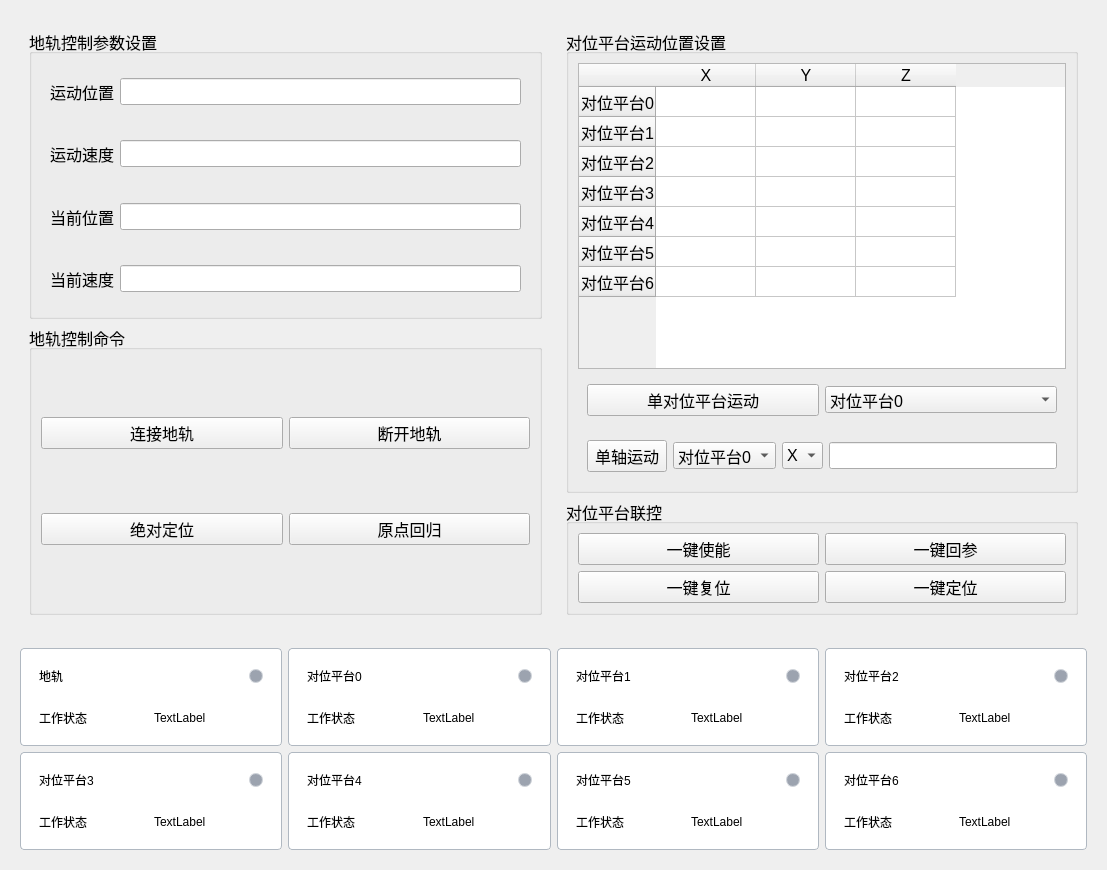
The window that src/motion/motion_widget.ui (VN-BVB/CISCamera_DALSA) describes before a commit, drawn with Qt 5.
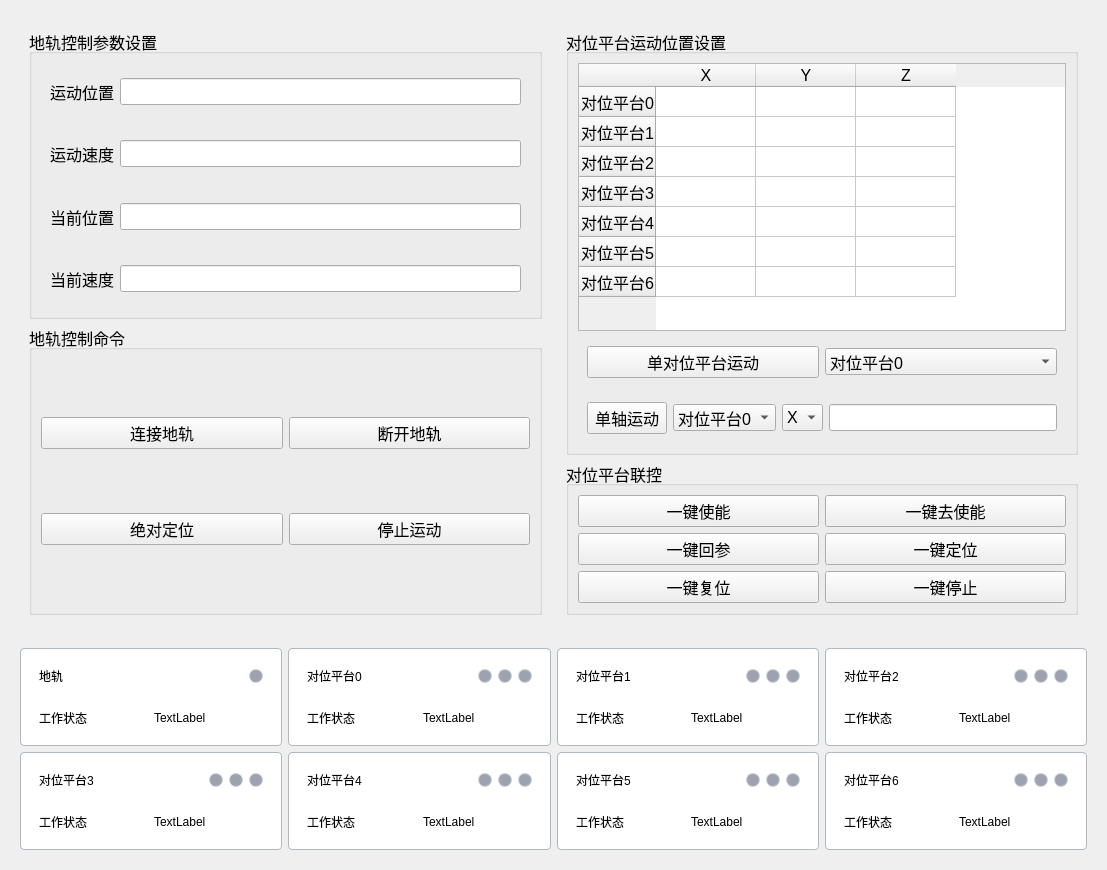
The same window after the commit.

The edit to the form file:
```diff
--- a/src/motion/motion_widget.ui
+++ b/src/motion/motion_widget.ui
@@ -26,7 +26,19 @@
        <widget class="QWidget" name="widget_rail" native="true">
         <layout class="QVBoxLayout" name="verticalLayout_4">
          <item>
-          <widget class="QGroupBox" name="groupBox">
+           <widget class="QGroupBox" name="groupBox">
+            <property name="sizePolicy">
+             <sizepolicy hsizetype="Preferred" vsizetype="Preferred">
+              <horstretch>0</horstretch>
+              <verstretch>0</verstretch>
+             </sizepolicy>
+            </property>
+            <property name="minimumSize">
+             <size>
+              <width>0</width>
+              <height>150</height>
+             </size>
+            </property>
            <property name="title">
             <string>地轨控制参数设置</string>
            </property>
@@ -126,9 +138,9 @@
              </widget>
             </item>
             <item row="1" column="1">
-             <widget class="QPushButton" name="rail_btn_home">
+             <widget class="QPushButton" name="rail_btn_stop">
               <property name="text">
-               <string>原点回归</string>
+               <string>停止运动</string>
               </property>
              </widget>
             </item>
@@ -342,6 +354,13 @@
             <string>对位平台联控</string>
            </property>
            <layout class="QGridLayout" name="gridLayout_2">
+            <item row="2" column="0">
+             <widget class="QPushButton" name="plt_btn_resetAll">
+              <property name="text">
+               <string>一键复位</string>
+              </property>
+             </widget>
+            </item>
             <item row="0" column="0">
              <widget class="QPushButton" name="plt_btn_enableAll">
               <property name="text">
@@ -349,17 +368,17 @@
               </property>
              </widget>
             </item>
-            <item row="0" column="1">
+            <item row="1" column="0">
              <widget class="QPushButton" name="plt_btn_homeAll">
               <property name="text">
                <string>一键回参</string>
               </property>
              </widget>
             </item>
-            <item row="1" column="0">
-             <widget class="QPushButton" name="plt_btn_resetAll">
+            <item row="0" column="1">
+             <widget class="QPushButton" name="plt_btn_disenableAll">
               <property name="text">
-               <string>一键复位</string>
+               <string>一键去使能</string>
               </property>
              </widget>
             </item>
@@ -370,6 +389,13 @@
               </property>
              </widget>
             </item>
+            <item row="2" column="1">
+             <widget class="QPushButton" name="plt_btn_stopAll">
+              <property name="text">
+               <string>一键停止</string>
+              </property>
+             </widget>
+            </item>
            </layout>
           </widget>
          </item>
@@ -478,7 +504,7 @@
         <layout class="QVBoxLayout" name="verticalLayout_8">
          <item>
           <widget class="QWidget" name="widget_13" native="true">
-           <layout class="QHBoxLayout" name="horizontalLayout_12">
+           <layout class="QHBoxLayout" name="horizontalLayout_9">
             <item>
              <widget class="QLabel" name="label_13">
               <property name="text">
@@ -487,7 +513,55 @@
              </widget>
             </item>
             <item>
-             <widget class="QLabel" name="plt0_label_status">
+             <widget class="QLabel" name="plt0_label_Xstatus">
+              <property name="minimumSize">
+               <size>
+                <width>14</width>
+                <height>14</height>
+               </size>
+              </property>
+              <property name="maximumSize">
+               <size>
+                <width>14</width>
+                <height>14</height>
+               </size>
+              </property>
+              <property name="styleSheet">
+               <string notr="true">    background-color: #9ca3af;   /* 默认灰色 */
+    border-radius: 7px;          /* 宽高的一半 = 正圆 */
+    border: 1px solid #d1d5db;</string>
+              </property>
+              <property name="text">
+               <string/>
+              </property>
+             </widget>
+            </item>
+            <item>
+             <widget class="QLabel" name="plt0_label_Ystatus">
+              <property name="minimumSize">
+               <size>
+                <width>14</width>
+                <height>14</height>
+               </size>
+              </property>
+              <property name="maximumSize">
+               <size>
+                <width>14</width>
+                <height>14</height>
+               </size>
+              </property>
+              <property name="styleSheet">
+               <string notr="true">    background-color: #9ca3af;   /* 默认灰色 */
+    border-radius: 7px;          /* 宽高的一半 = 正圆 */
+    border: 1px solid #d1d5db;</string>
+              </property>
+              <property name="text">
+               <string/>
+              </property>
+             </widget>
+            </item>
+            <item>
+             <widget class="QLabel" name="plt0_label_Zstatus">
               <property name="minimumSize">
                <size>
                 <width>14</width>
@@ -555,7 +629,7 @@
         <layout class="QVBoxLayout" name="verticalLayout_9">
          <item>
           <widget class="QWidget" name="widget_17" native="true">
-           <layout class="QHBoxLayout" name="horizontalLayout_16">
+           <layout class="QHBoxLayout" name="horizontalLayout_10">
             <item>
              <widget class="QLabel" name="label_21">
               <property name="text">
@@ -564,7 +638,55 @@
              </widget>
             </item>
             <item>
-             <widget class="QLabel" name="plt1_label_status">
+             <widget class="QLabel" name="plt1_label_Xstatus">
+              <property name="minimumSize">
+               <size>
+                <width>14</width>
+                <height>14</height>
+               </size>
+              </property>
+              <property name="maximumSize">
+               <size>
+                <width>14</width>
+                <height>14</height>
+               </size>
+              </property>
+              <property name="styleSheet">
+               <string notr="true">    background-color: #9ca3af;   /* 默认灰色 */
+    border-radius: 7px;          /* 宽高的一半 = 正圆 */
+    border: 1px solid #d1d5db;</string>
+              </property>
+              <property name="text">
+               <string/>
+              </property>
+             </widget>
+            </item>
+            <item>
+             <widget class="QLabel" name="plt1_label_Ystatus">
+              <property name="minimumSize">
+               <size>
+                <width>14</width>
+                <height>14</height>
+               </size>
+              </property>
+              <property name="maximumSize">
+               <size>
+                <width>14</width>
+                <height>14</height>
+               </size>
+              </property>
+              <property name="styleSheet">
+               <string notr="true">    background-color: #9ca3af;   /* 默认灰色 */
+    border-radius: 7px;          /* 宽高的一半 = 正圆 */
+    border: 1px solid #d1d5db;</string>
+              </property>
+              <property name="text">
+               <string/>
+              </property>
+             </widget>
+            </item>
+            <item>
+             <widget class="QLabel" name="plt1_label_Zstatus">
               <property name="minimumSize">
                <size>
                 <width>14</width>
@@ -632,7 +754,7 @@
         <layout class="QVBoxLayout" name="verticalLayout_10">
          <item>
           <widget class="QWidget" name="widget_21" native="true">
-           <layout class="QHBoxLayout" name="horizontalLayout_20">
+           <layout class="QHBoxLayout" name="horizontalLayout_12">
             <item>
              <widget class="QLabel" name="label_29">
               <property name="text">
@@ -641,7 +763,55 @@
              </widget>
             </item>
             <item>
-             <widget class="QLabel" name="plt2_label_status">
+             <widget class="QLabel" name="plt2_label_Xstatus">
+              <property name="minimumSize">
+               <size>
+                <width>14</width>
+                <height>14</height>
+               </size>
+              </property>
+              <property name="maximumSize">
+               <size>
+                <width>14</width>
+                <height>14</height>
+               </size>
+              </property>
+              <property name="styleSheet">
+               <string notr="true">    background-color: #9ca3af;   /* 默认灰色 */
+    border-radius: 7px;          /* 宽高的一半 = 正圆 */
+    border: 1px solid #d1d5db;</string>
+              </property>
+              <property name="text">
+               <string/>
+              </property>
+             </widget>
+            </item>
+            <item>
+             <widget class="QLabel" name="plt2_label_Ystatus">
+              <property name="minimumSize">
+               <size>
+                <width>14</width>
+                <height>14</height>
+               </size>
+              </property>
+              <property name="maximumSize">
+               <size>
+                <width>14</width>
+                <height>14</height>
+               </size>
+              </property>
+              <property name="styleSheet">
+               <string notr="true">    background-color: #9ca3af;   /* 默认灰色 */
+    border-radius: 7px;          /* 宽高的一半 = 正圆 */
+    border: 1px solid #d1d5db;</string>
+              </property>
+              <property name="text">
+               <string/>
+              </property>
+             </widget>
+            </item>
+            <item>
+             <widget class="QLabel" name="plt2_label_Zstatus">
               <property name="minimumSize">
                <size>
                 <width>14</width>
@@ -709,7 +879,7 @@
         <layout class="QVBoxLayout" name="verticalLayout_11">
          <item>
           <widget class="QWidget" name="widget_25" native="true">
-           <layout class="QHBoxLayout" name="horizontalLayout_24">
+           <layout class="QHBoxLayout" name="horizontalLayout_13">
             <item>
              <widget class="QLabel" name="label_37">
               <property name="text">
@@ -718,7 +888,55 @@
              </widget>
             </item>
             <item>
-             <widget class="QLabel" name="plt3_label_status">
+             <widget class="QLabel" name="plt3_label_Xstatus">
+              <property name="minimumSize">
+               <size>
+                <width>14</width>
+                <height>14</height>
+               </size>
+              </property>
+              <property name="maximumSize">
+               <size>
+                <width>14</width>
+                <height>14</height>
+               </size>
+              </property>
+              <property name="styleSheet">
+               <string notr="true">    background-color: #9ca3af;   /* 默认灰色 */
+    border-radius: 7px;          /* 宽高的一半 = 正圆 */
+    border: 1px solid #d1d5db;</string>
+              </property>
+              <property name="text">
+               <string/>
+              </property>
+             </widget>
+            </item>
+            <item>
+             <widget class="QLabel" name="plt3_label_Ystatus">
+              <property name="minimumSize">
+               <size>
+                <width>14</width>
+                <height>14</height>
+               </size>
+              </property>
+              <property name="maximumSize">
+               <size>
+                <width>14</width>
+                <height>14</height>
+               </size>
+              </property>
+              <property name="styleSheet">
+               <string notr="true">    background-color: #9ca3af;   /* 默认灰色 */
+    border-radius: 7px;          /* 宽高的一半 = 正圆 */
+    border: 1px solid #d1d5db;</string>
+              </property>
+              <property name="text">
+               <string/>
+              </property>
+             </widget>
+            </item>
+            <item>
+             <widget class="QLabel" name="plt3_label_Zstatus">
               <property name="minimumSize">
                <size>
                 <width>14</width>
@@ -786,7 +1004,7 @@
         <layout class="QVBoxLayout" name="verticalLayout_12">
          <item>
           <widget class="QWidget" name="widget_29" native="true">
-           <layout class="QHBoxLayout" name="horizontalLayout_28">
+           <layout class="QHBoxLayout" name="horizontalLayout_14">
             <item>
              <widget class="QLabel" name="label_45">
               <property name="text">
@@ -795,7 +1013,55 @@
              </widget>
             </item>
             <item>
-             <widget class="QLabel" name="plt4_label_status">
+             <widget class="QLabel" name="plt4_label_Xstatus">
+              <property name="minimumSize">
+               <size>
+                <width>14</width>
+                <height>14</height>
+               </size>
+              </property>
+              <property name="maximumSize">
+               <size>
+                <width>14</width>
+                <height>14</height>
+               </size>
+              </property>
+              <property name="styleSheet">
+               <string notr="true">    background-color: #9ca3af;   /* 默认灰色 */
+    border-radius: 7px;          /* 宽高的一半 = 正圆 */
+    border: 1px solid #d1d5db;</string>
+              </property>
+              <property name="text">
+               <string/>
+              </property>
+             </widget>
+            </item>
+            <item>
+             <widget class="QLabel" name="plt4_label_Ystatus">
+              <property name="minimumSize">
+               <size>
+                <width>14</width>
+                <height>14</height>
+               </size>
+              </property>
+              <property name="maximumSize">
+               <size>
+                <width>14</width>
+                <height>14</height>
+               </size>
+              </property>
+              <property name="styleSheet">
+               <string notr="true">    background-color: #9ca3af;   /* 默认灰色 */
+    border-radius: 7px;          /* 宽高的一半 = 正圆 */
+    border: 1px solid #d1d5db;</string>
+              </property>
+              <property name="text">
+               <string/>
+              </property>
+             </widget>
+            </item>
+            <item>
+             <widget class="QLabel" name="plt4_label_Zstatus">
               <property name="minimumSize">
                <size>
                 <width>14</width>
@@ -863,7 +1129,7 @@
         <layout class="QVBoxLayout" name="verticalLayout_15">
          <item>
           <widget class="QWidget" name="widget_41" native="true">
-           <layout class="QHBoxLayout" name="horizontalLayout_40">
+           <layout class="QHBoxLayout" name="horizontalLayout_16">
             <item>
              <widget class="QLabel" name="label_69">
               <property name="text">
@@ -872,7 +1138,55 @@
              </widget>
             </item>
             <item>
-             <widget class="QLabel" name="plt5_label_status">
+             <widget class="QLabel" name="plt5_label_Xstatus">
+              <property name="minimumSize">
+               <size>
+                <width>14</width>
+                <height>14</height>
+               </size>
+              </property>
+              <property name="maximumSize">
+               <size>
+                <width>14</width>
+                <height>14</height>
+               </size>
+              </property>
+              <property name="styleSheet">
+               <string notr="true">    background-color: #9ca3af;   /* 默认灰色 */
+    border-radius: 7px;          /* 宽高的一半 = 正圆 */
+    border: 1px solid #d1d5db;</string>
+              </property>
+              <property name="text">
+               <string/>
+              </property>
+             </widget>
+            </item>
+            <item>
+             <widget class="QLabel" name="plt5_label_Ystatus">
+              <property name="minimumSize">
+               <size>
+                <width>14</width>
+                <height>14</height>
+               </size>
+              </property>
+              <property name="maximumSize">
+               <size>
+                <width>14</width>
+                <height>14</height>
+               </size>
+              </property>
+              <property name="styleSheet">
+               <string notr="true">    background-color: #9ca3af;   /* 默认灰色 */
+    border-radius: 7px;          /* 宽高的一半 = 正圆 */
+    border: 1px solid #d1d5db;</string>
+              </property>
+              <property name="text">
+               <string/>
+              </property>
+             </widget>
+            </item>
+            <item>
+             <widget class="QLabel" name="plt5_label_Zstatus">
               <property name="minimumSize">
                <size>
                 <width>14</width>
@@ -940,7 +1254,7 @@
         <layout class="QVBoxLayout" name="verticalLayout_16">
          <item>
           <widget class="QWidget" name="widget_45" native="true">
-           <layout class="QHBoxLayout" name="horizontalLayout_44">
+           <layout class="QHBoxLayout" name="horizontalLayout_17">
             <item>
              <widget class="QLabel" name="label_77">
               <property name="text">
@@ -949,7 +1263,55 @@
              </widget>
             </item>
             <item>
-             <widget class="QLabel" name="plt6_label_status">
+             <widget class="QLabel" name="plt6_label_Xstatus">
+              <property name="minimumSize">
+               <size>
+                <width>14</width>
+                <height>14</height>
+               </size>
+              </property>
+              <property name="maximumSize">
+               <size>
+                <width>14</width>
+                <height>14</height>
+               </size>
+              </property>
+              <property name="styleSheet">
+               <string notr="true">    background-color: #9ca3af;   /* 默认灰色 */
+    border-radius: 7px;          /* 宽高的一半 = 正圆 */
+    border: 1px solid #d1d5db;</string>
+              </property>
+              <property name="text">
+               <string/>
+              </property>
+             </widget>
+            </item>
+            <item>
+             <widget class="QLabel" name="plt6_label_Ystatus">
+              <property name="minimumSize">
+               <size>
+                <width>14</width>
+                <height>14</height>
+               </size>
+              </property>
+              <property name="maximumSize">
+               <size>
+                <width>14</width>
+                <height>14</height>
+               </size>
+              </property>
+              <property name="styleSheet">
+               <string notr="true">    background-color: #9ca3af;   /* 默认灰色 */
+    border-radius: 7px;          /* 宽高的一半 = 正圆 */
+    border: 1px solid #d1d5db;</string>
+              </property>
+              <property name="text">
+               <string/>
+              </property>
+             </widget>
+            </item>
+            <item>
+             <widget class="QLabel" name="plt6_label_Zstatus">
               <property name="minimumSize">
                <size>
                 <width>14</width>
```
